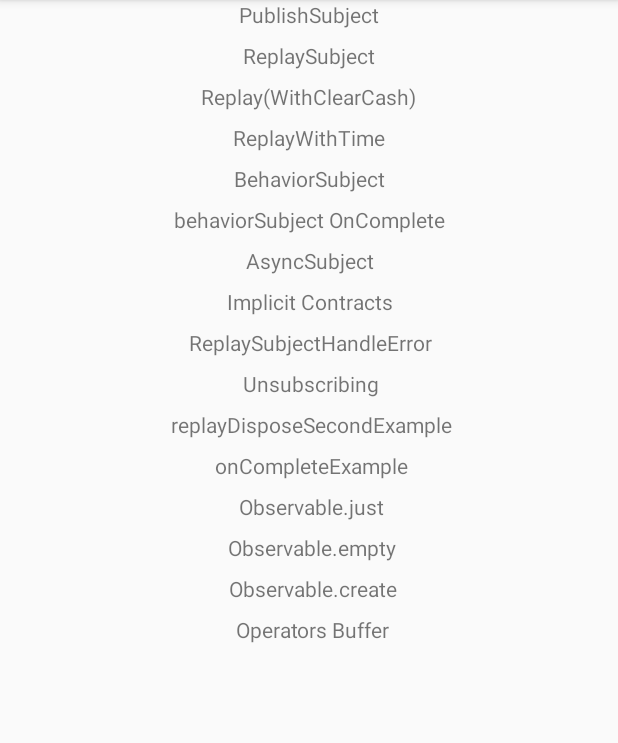
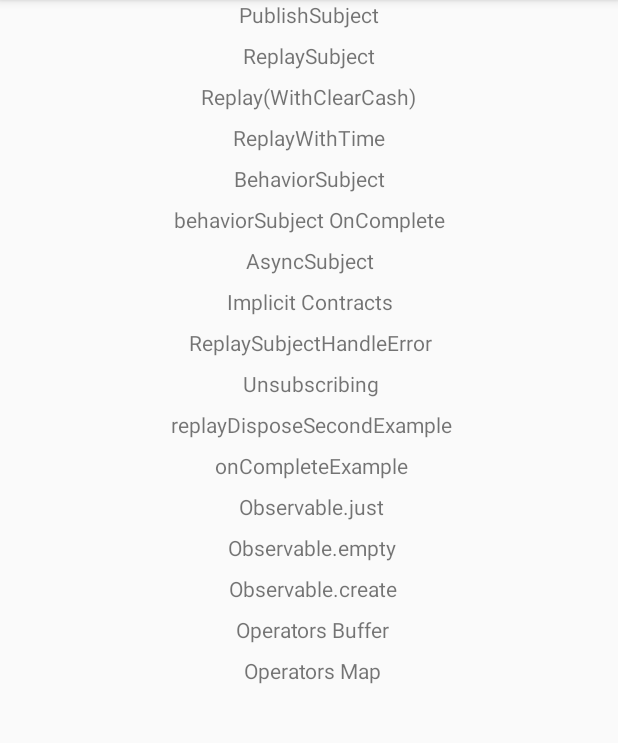
Before and after one commit to NickIvantsov/RxJavaExemple, an Android app: the screen it shows after launch (MainActivity), on a phone screen of 412 x 824 dp, the part 84-827 px from its top. Run offline under Robolectric (Android 15) with nearby library versions, the phone set to English and light mode, and no system bars.

Commit message:
добавил пример работы оператора Map

```diff
--- a/app/src/main/java/com/gmail/rxjavaexemple/MainActivity.kt
+++ b/app/src/main/java/com/gmail/rxjavaexemple/MainActivity.kt
@@ -5,6 +5,7 @@ import android.view.View
 import androidx.appcompat.app.AppCompatActivity
 import com.gmail.rxjavaexemple.KeyTypes.*
 import com.gmail.rxjavaexemple.operatorsTransformingObservables.buffer
+import com.gmail.rxjavaexemple.operatorsTransformingObservables.map
 
 
 class MainActivity : AppCompatActivity() {
@@ -69,5 +70,8 @@ class MainActivity : AppCompatActivity() {
     fun operatorsBufferPressed(view: View) {
         buffer()
     }
+    fun operatorsMapPressed(view: View) {
+        map()
+    }
 
 }
--- a/app/src/main/res/layout/activity_main.xml
+++ b/app/src/main/res/layout/activity_main.xml
@@ -193,6 +193,17 @@
                 app:layout_constraintStart_toStartOf="@+id/observableCreateTv"
                 app:layout_constraintTop_toBottomOf="@+id/observableCreateTv" />
 
+            <TextView
+                android:id="@+id/operatorsMapTv"
+                android:layout_width="wrap_content"
+                android:layout_height="wrap_content"
+                android:layout_marginTop="8dp"
+                android:onClick="operatorsMapPressed"
+                android:text="Operators Map"
+                app:layout_constraintEnd_toEndOf="@+id/operatorsBufferTv"
+                app:layout_constraintStart_toStartOf="@+id/operatorsBufferTv"
+                app:layout_constraintTop_toBottomOf="@+id/operatorsBufferTv" />
+
         </androidx.constraintlayout.widget.ConstraintLayout>
     </ScrollView>
 </androidx.constraintlayout.widget.ConstraintLayout>
```
Also changed, not shown: app/src/main/java/com/gmail/rxjavaexemple/operatorsTransformingObservables/Transformin.kt (+68 -0 lines).
